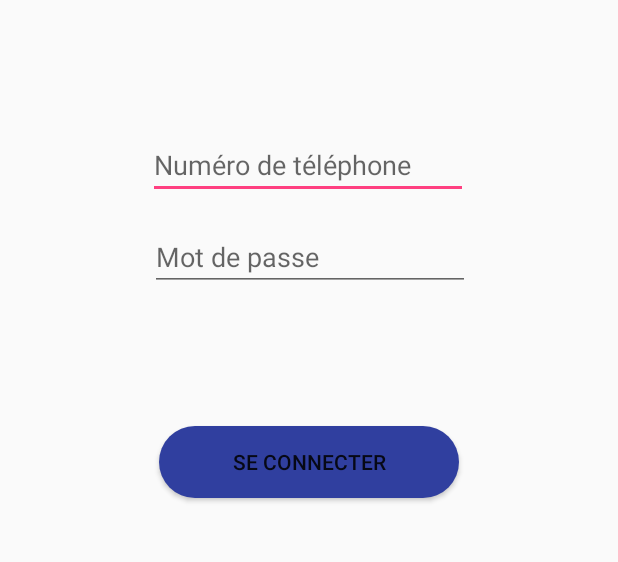
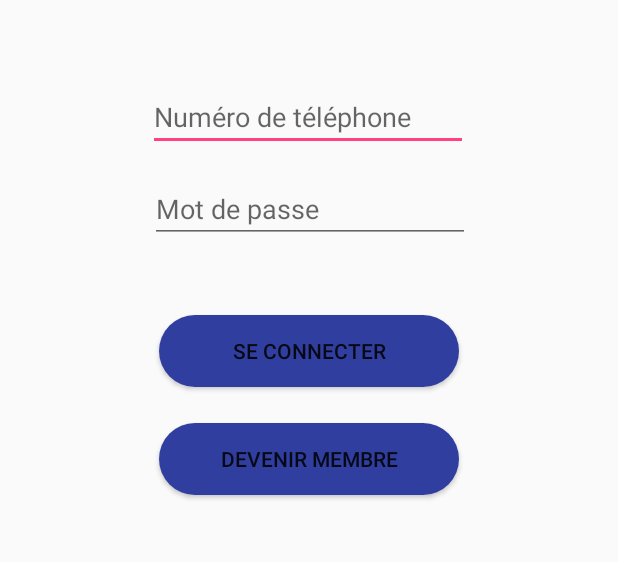
Before and after one commit to NicoHoareau/hack3Win, an Android app: the layout activity_connection.xml on its own in the app's theme, with its tools: preview values and no code run, on a phone screen of 412 x 824 dp, the part 373-935 px from its top. Run offline under Robolectric (Android 15) with nearby library versions, the phone set to English and light mode, and no system bars.

Commit message:
First commit

```diff
--- a/app/src/main/res/layout/activity_connection.xml
+++ b/app/src/main/res/layout/activity_connection.xml
@@ -15,7 +15,7 @@
         android:layout_marginLeft="84dp"
         android:layout_marginRight="85dp"
         android:layout_marginStart="84dp"
-        android:layout_marginTop="87dp"
+        android:layout_marginTop="55dp"
         android:ems="10"
         android:hint="Numéro de téléphone"
         android:inputType="textPersonName"
@@ -47,6 +47,7 @@
         android:layout_marginLeft="194dp"
         android:layout_marginRight="251dp"
         android:layout_marginStart="194dp"
+        android:visibility="gone"
         android:layout_marginTop="16dp"
         app:layout_constraintEnd_toEndOf="parent"
         app:layout_constraintStart_toStartOf="parent"
@@ -91,10 +92,26 @@
         android:layout_marginLeft="8dp"
         android:layout_marginRight="8dp"
         android:layout_marginStart="8dp"
-        android:layout_marginTop="50dp"
+        android:layout_marginTop="48dp"
         android:background="@drawable/button"
         android:text="Se Connecter"
         app:layout_constraintEnd_toEndOf="parent"
         app:layout_constraintStart_toStartOf="parent"
         app:layout_constraintTop_toBottomOf="@+id/spinner_profile" />
+
+    <Button
+        android:id="@+id/bt_member"
+        android:layout_width="200dp"
+        android:layout_height="wrap_content"
+        android:layout_marginEnd="8dp"
+        android:layout_marginLeft="8dp"
+        android:layout_marginRight="8dp"
+        android:layout_marginStart="8dp"
+        android:layout_marginTop="24dp"
+        android:background="@drawable/button"
+        android:text="Devenir membre"
+        app:layout_constraintEnd_toEndOf="parent"
+        app:layout_constraintStart_toStartOf="parent"
+        app:layout_constraintTop_toBottomOf="@+id/bt_connection" />
+
 </android.support.constraint.ConstraintLayout>
```
Also changed, not shown: app/src/main/AndroidManifest.xml (+4 -3 lines), app/src/main/java/fr/nicolashoareau_toulousewcs/hack3win/ConnectionActivity.java (+54 -0 lines), app/src/main/res/drawable-hdpi/ligne.png (added), app/src/main/res/drawable-mdpi/ligne.png (added), app/src/main/res/drawable-xhdpi/ligne.png (added), app/src/main/res/drawable-xxhdpi/ligne.png (added), app/src/main/res/drawable-xxxhdpi/ligne.png (added).
